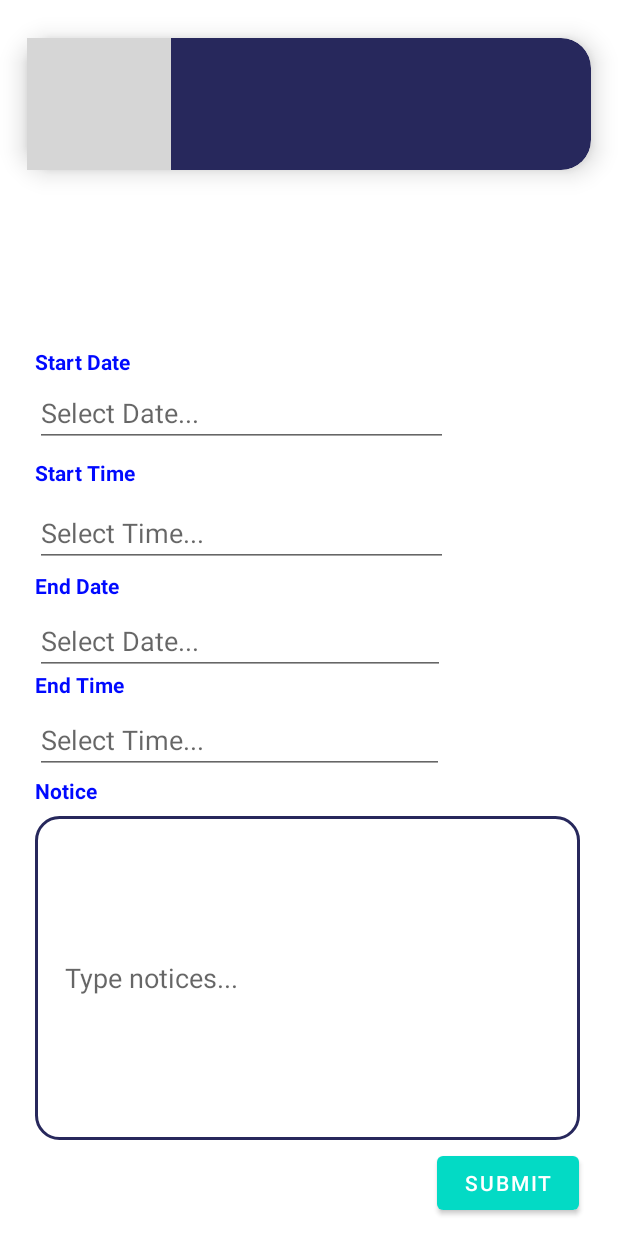
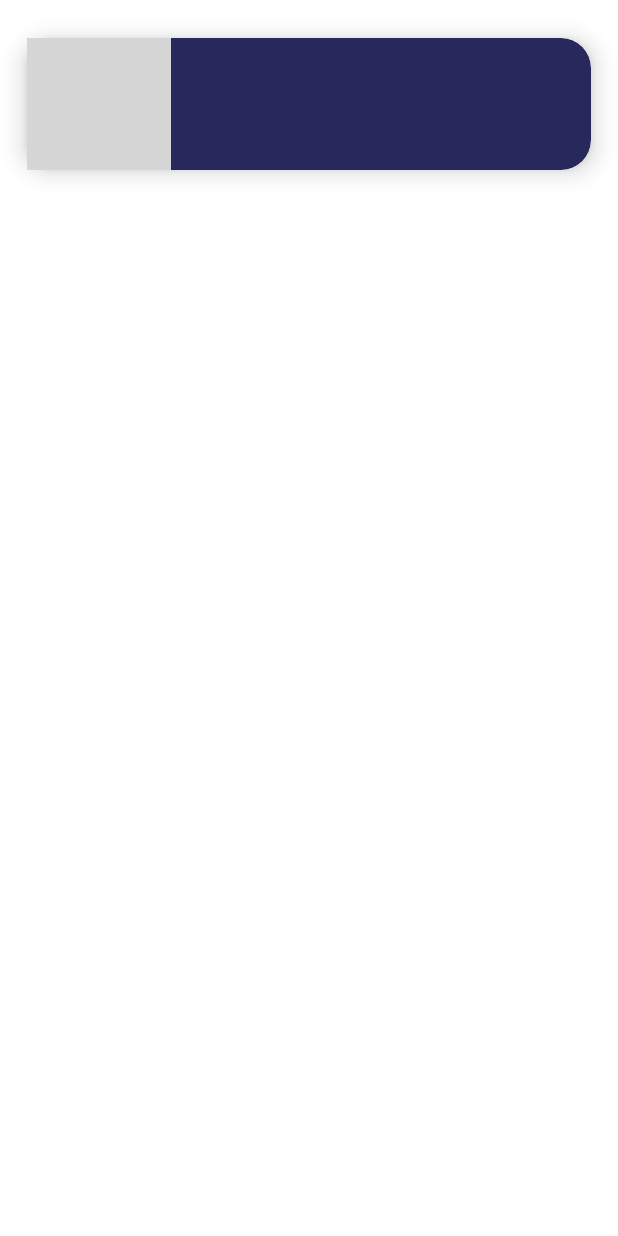
Before and after one commit to KiranKumarMalik/Centurion-Examination-System, an Android app: the layout activity_notice_admin.xml on its own in the app's theme, with its tools: preview values and no code run, on a phone screen of 412 x 824 dp. Run offline under Robolectric (Android 15) with nearby library versions, the phone set to English and light mode, and no system bars; Roboto replaces fonts that are not available here; grey boxes are pictures that could not be loaded.

Commit message:
changes in notice activity

```diff
--- a/app/src/main/res/layout/activity_notice_admin.xml
+++ b/app/src/main/res/layout/activity_notice_admin.xml
@@ -30,164 +30,6 @@
 
     </androidx.cardview.widget.CardView>
 
-    <TextView
-        android:id="@+id/start_date"
-        android:layout_width="wrap_content"
-        android:layout_height="wrap_content"
-        android:layout_alignParentStart="true"
-        android:layout_alignParentEnd="true"
-        android:layout_alignParentBottom="true"
-        android:layout_marginStart="23dp"
-        android:layout_marginEnd="316dp"
-        android:layout_marginBottom="573dp"
-        android:text="Start Date"
-        android:textColor="#0009ff"
-        android:textStyle="bold" />
 
-    <EditText
-        android:id='@+id/start_date_edit'
-        android:layout_width="275dp"
-        android:layout_height="wrap_content"
-        android:layout_alignParentStart="true"
-        android:layout_alignParentEnd="true"
-        android:layout_alignParentBottom="true"
-        android:layout_marginStart="23dp"
-        android:layout_marginEnd="113dp"
-        android:layout_marginBottom="526dp"
-        android:hint="Select Date..."
-        android:clickable="false"
-        android:cursorVisible="false"
-        android:focusable="false"
-        android:focusableInTouchMode="false"/>
-
-    <TextView
-        android:id="@+id/start_time"
-        android:layout_width="wrap_content"
-        android:layout_height="wrap_content"
-        android:layout_alignParentStart="true"
-        android:layout_alignParentEnd="true"
-        android:layout_alignParentBottom="true"
-        android:layout_marginStart="23dp"
-        android:layout_marginEnd="314dp"
-        android:layout_marginBottom="499dp"
-        android:text="Start Time"
-        android:textColor="#0009ff"
-        android:textStyle="bold" />
-
-    <EditText
-        android:id='@+id/start_time_edit'
-        android:layout_width="275dp"
-        android:layout_height="wrap_content"
-        android:layout_alignParentStart="true"
-        android:layout_alignParentEnd="true"
-        android:layout_alignParentBottom="true"
-        android:layout_marginStart="23dp"
-        android:layout_marginEnd="113dp"
-        android:layout_marginBottom="446dp"
-        android:clickable="false"
-        android:cursorVisible="false"
-        android:focusable="false"
-        android:focusableInTouchMode="false"
-        android:hint="Select Time..." />
-
-    <TextView
-        android:id="@+id/end_date"
-        android:layout_width="wrap_content"
-        android:layout_height="wrap_content"
-        android:layout_alignParentStart="true"
-        android:layout_alignParentEnd="true"
-        android:layout_alignParentBottom="true"
-        android:layout_marginStart="23dp"
-        android:layout_marginEnd="307dp"
-        android:layout_marginBottom="424dp"
-        android:text="End Date"
-        android:textColor="#0009ff"
-        android:textStyle="bold" />
-
-    <EditText
-        android:id='@+id/end_date_edit'
-        android:layout_width="275dp"
-        android:layout_height="wrap_content"
-        android:layout_alignParentStart="true"
-        android:layout_alignParentEnd="true"
-        android:layout_alignParentBottom="true"
-        android:layout_marginStart="23dp"
-        android:layout_marginEnd="115dp"
-        android:layout_marginBottom="374dp"
-        android:clickable="false"
-        android:cursorVisible="false"
-        android:focusable="false"
-        android:focusableInTouchMode="false"
-        android:hint="Select Date..." />
-
-    <TextView
-        android:id="@+id/end_time"
-        android:layout_width="wrap_content"
-        android:layout_height="wrap_content"
-        android:layout_alignParentStart="true"
-        android:layout_alignParentEnd="true"
-        android:layout_alignParentBottom="true"
-        android:layout_marginStart="23dp"
-        android:layout_marginEnd="306dp"
-        android:layout_marginBottom="358dp"
-        android:text="End Time"
-        android:textColor="#0009ff"
-        android:textStyle="bold" />
-
-    <EditText
-        android:id='@+id/end_time_edit'
-        android:layout_width="275dp"
-        android:layout_height="wrap_content"
-        android:layout_alignParentStart="true"
-        android:layout_alignParentEnd="true"
-        android:layout_alignParentBottom="true"
-        android:layout_marginStart="23dp"
-        android:layout_marginEnd="116dp"
-        android:layout_marginBottom="308dp"
-        android:clickable="false"
-        android:cursorVisible="false"
-        android:focusable="false"
-        android:focusableInTouchMode="false"
-        android:hint="Select Time..." />
-
-    <TextView
-        android:id="@+id/notice_input"
-        android:layout_width="wrap_content"
-        android:layout_height="wrap_content"
-        android:layout_alignParentStart="true"
-        android:layout_alignParentEnd="true"
-        android:layout_alignParentBottom="true"
-        android:layout_marginStart="23dp"
-        android:layout_marginEnd="305dp"
-        android:layout_marginBottom="287dp"
-        android:text="Notice"
-        android:textColor="#0009ff"
-        android:textStyle="bold" />
-
-    <EditText
-        android:id='@+id/notice_input_edit'
-        android:layout_width="363dp"
-        android:layout_height="216dp"
-        android:layout_alignParentStart="true"
-        android:layout_alignParentEnd="true"
-        android:layout_alignParentBottom="true"
-        android:layout_marginStart="23dp"
-        android:layout_marginEnd="25dp"
-        android:layout_marginBottom="64dp"
-        android:hint="Type notices..."
-        android:background="@drawable/border"
-        android:paddingLeft="20dp"/>
-
-    <Button
-        android:id="@+id/submit_notice"
-        android:layout_width="wrap_content"
-        android:layout_height="wrap_content"
-        android:layout_alignParentStart="true"
-        android:layout_alignParentEnd="true"
-        android:layout_alignParentBottom="true"
-        android:layout_marginStart="291dp"
-        android:layout_marginEnd="26dp"
-        android:layout_marginBottom="11dp"
-        android:text="Submit" />
 
 </RelativeLayout>
--- a/build.gradle
+++ b/build.gradle
@@ -4,6 +4,6 @@ buildscript {
     }
 }// Top-level build file where you can add configuration options common to all sub-projects/modules.
 plugins {
-    id 'com.android.application' version '7.3.1' apply false
-    id 'com.android.library' version '7.3.1' apply false
+    id 'com.android.application' version '7.4.2' apply false
+    id 'com.android.library' version '7.4.2' apply false
 }
```
Also changed, not shown: gradle/wrapper/gradle-wrapper.properties.
